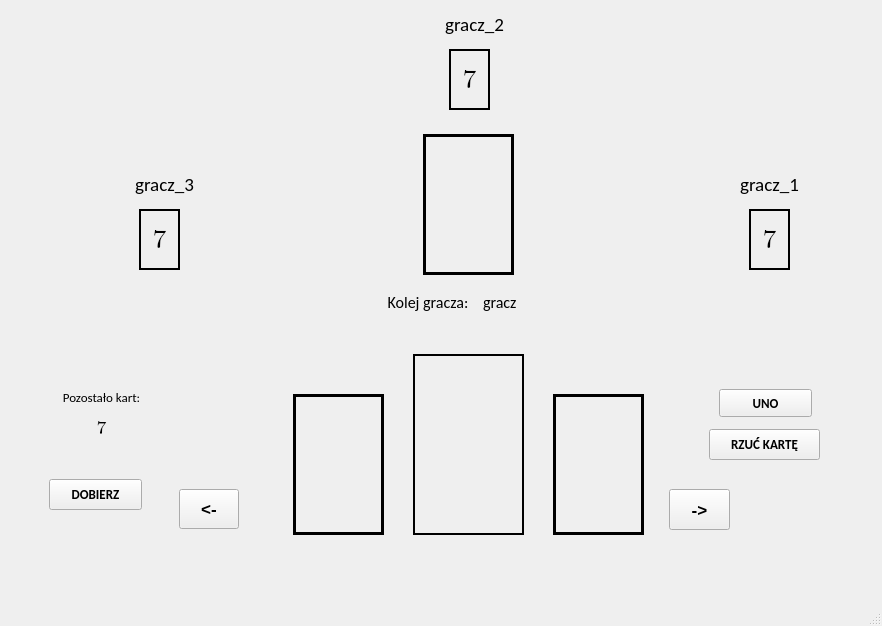
Before: the Qt Designer form klient/mainwindow.ui in C1n3k99/SK2_lab, drawn with Qt 5.
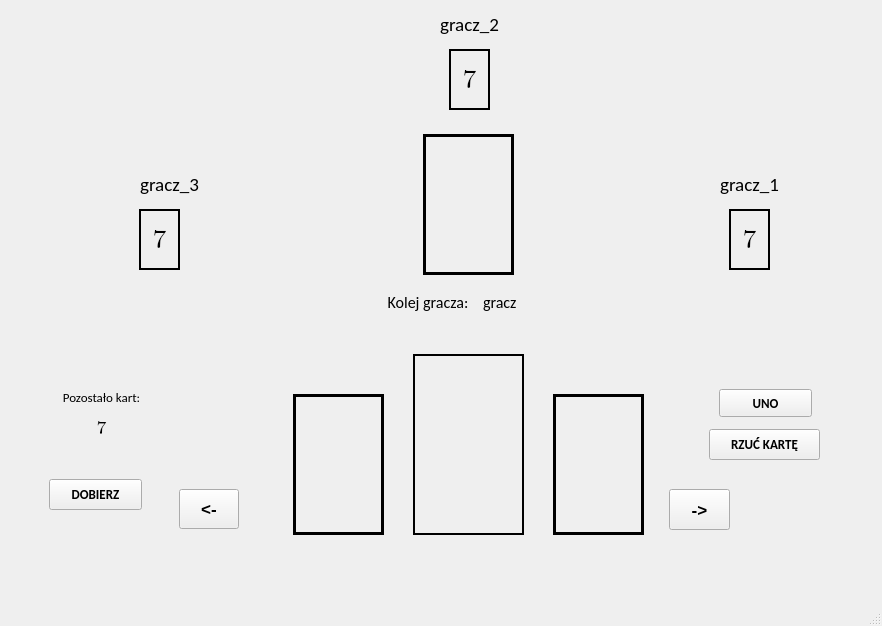
After: the same form once the commit is applied. Icons and pictures are not drawn.

Commit message: receive first msg working - now time to debugging everything

What changed in the file:
```diff
--- a/klient/mainwindow.ui
+++ b/klient/mainwindow.ui
@@ -800,9 +800,9 @@
        <widget class="QLabel" name="player2">
         <property name="geometry">
          <rect>
-          <x>420</x>
+          <x>350</x>
           <y>0</y>
-          <width>91</width>
+          <width>221</width>
           <height>31</height>
          </rect>
         </property>
@@ -812,6 +812,9 @@
           <pointsize>14</pointsize>
          </font>
         </property>
+        <property name="frameShape">
+         <enum>QFrame::NoFrame</enum>
+        </property>
         <property name="text">
          <string>gracz_2</string>
         </property>
@@ -822,9 +825,9 @@
        <widget class="QLabel" name="player1">
         <property name="geometry">
          <rect>
-          <x>720</x>
+          <x>630</x>
           <y>160</y>
-          <width>81</width>
+          <width>221</width>
           <height>31</height>
          </rect>
         </property>
@@ -834,6 +837,9 @@
           <pointsize>14</pointsize>
          </font>
         </property>
+        <property name="frameShape">
+         <enum>QFrame::NoFrame</enum>
+        </property>
         <property name="text">
          <string>gracz_1</string>
         </property>
@@ -844,9 +850,9 @@
        <widget class="QLabel" name="player3">
         <property name="geometry">
          <rect>
-          <x>110</x>
+          <x>50</x>
           <y>160</y>
-          <width>91</width>
+          <width>221</width>
           <height>31</height>
          </rect>
         </property>
@@ -858,6 +864,9 @@
           <bold>false</bold>
          </font>
         </property>
+        <property name="frameShape">
+         <enum>QFrame::NoFrame</enum>
+        </property>
         <property name="text">
          <string>gracz_3</string>
         </property>
@@ -889,7 +898,7 @@
        <widget class="QLabel" name="numberOfCardsPlayer1">
         <property name="geometry">
          <rect>
-          <x>740</x>
+          <x>720</x>
           <y>200</y>
           <width>41</width>
           <height>61</height>
```
The commit also changes 2 other files.
